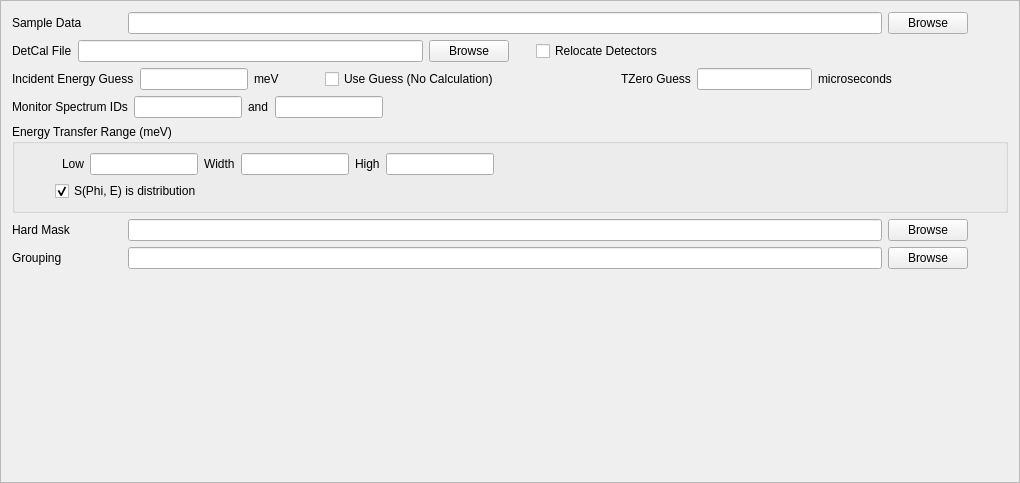
This is Code/Mantid/scripts/Interface/ui/inelastic/dgs_sample_setup.ui in mantidproject/mantid as Qt 5 draws it before an edit. The edited form follows.
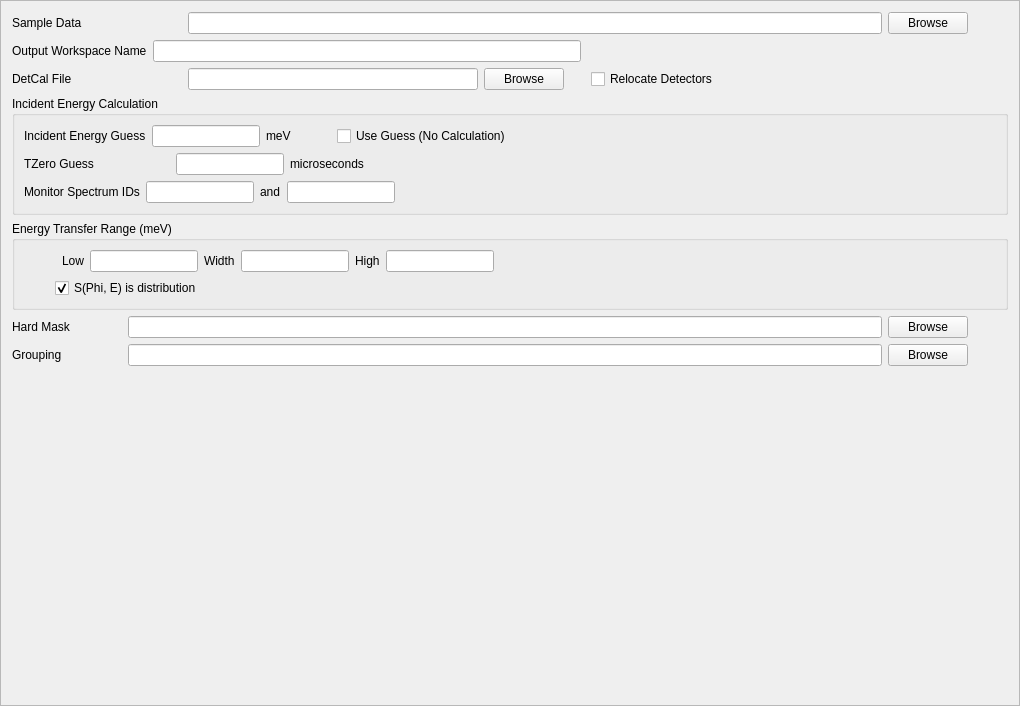
This is the edited form.

```diff
--- a/Code/Mantid/scripts/Interface/ui/inelastic/dgs_sample_setup.ui
+++ b/Code/Mantid/scripts/Interface/ui/inelastic/dgs_sample_setup.ui
@@ -7,7 +7,7 @@
     <x>0</x>
     <y>0</y>
     <width>1020</width>
-    <height>483</height>
+    <height>706</height>
    </rect>
   </property>
   <property name="windowTitle">
@@ -19,14 +19,14 @@
   <property name="frameShadow">
    <enum>QFrame::Raised</enum>
   </property>
-  <layout class="QVBoxLayout" name="verticalLayout_2">
+  <layout class="QVBoxLayout" name="verticalLayout_3">
    <item>
     <layout class="QHBoxLayout" name="horizontalLayout">
      <item>
       <widget class="QLabel" name="sample_label">
        <property name="minimumSize">
         <size>
-         <width>110</width>
+         <width>170</width>
          <height>0</height>
         </size>
        </property>
@@ -63,10 +63,43 @@
      </item>
     </layout>
    </item>
+   <item>
+    <layout class="QHBoxLayout" name="horizontalLayout_9">
+     <item>
+      <widget class="QLabel" name="output_ws_label">
+       <property name="text">
+        <string>Output Workspace Name</string>
+       </property>
+      </widget>
+     </item>
+     <item>
+      <widget class="QLineEdit" name="output_ws_edit"/>
+     </item>
+     <item>
+      <spacer name="horizontalSpacer_10">
+       <property name="orientation">
+        <enum>Qt::Horizontal</enum>
+       </property>
+       <property name="sizeHint" stdset="0">
+        <size>
+         <width>40</width>
+         <height>20</height>
+        </size>
+       </property>
+      </spacer>
+     </item>
+    </layout>
+   </item>
    <item>
     <layout class="QHBoxLayout" name="horizontalLayout_8">
      <item>
       <widget class="QLabel" name="detcal_label">
+       <property name="minimumSize">
+        <size>
+         <width>170</width>
+         <height>0</height>
+        </size>
+       </property>
        <property name="text">
         <string>DetCal File</string>
        </property>
@@ -118,7 +151,13 @@
     </layout>
    </item>
    <item>
-    <layout class="QHBoxLayout" name="horizontalLayout_2">
+    <widget class="QGroupBox" name="inc_energy_gb">
+     <property name="title">
+      <string>Incident Energy Calculation</string>
+     </property>
+     <layout class="QVBoxLayout" name="verticalLayout_2">
+      <item>
+       <layout class="QHBoxLayout" name="horizontalLayout_10">
      <item>
       <widget class="QLabel" name="ei_guess_label">
        <property name="minimumSize">
@@ -185,15 +224,44 @@
        </property>
       </spacer>
      </item>
+       </layout>
+      </item>
+      <item>
+       <layout class="QHBoxLayout" name="horizontalLayout_2">
      <item>
       <widget class="QLabel" name="tzero_guess_label">
+          <property name="sizePolicy">
+           <sizepolicy hsizetype="Preferred" vsizetype="Preferred">
+            <horstretch>0</horstretch>
+            <verstretch>0</verstretch>
+           </sizepolicy>
+          </property>
+          <property name="minimumSize">
+           <size>
+            <width>146</width>
+            <height>0</height>
+           </size>
+          </property>
        <property name="text">
         <string>TZero Guess</string>
        </property>
       </widget>
      </item>
      <item>
-      <widget class="QLineEdit" name="tzero_guess_edit"/>
+         <widget class="QLineEdit" name="tzero_guess_edit">
+          <property name="sizePolicy">
+           <sizepolicy hsizetype="Minimum" vsizetype="Fixed">
+            <horstretch>0</horstretch>
+            <verstretch>0</verstretch>
+           </sizepolicy>
+          </property>
+          <property name="minimumSize">
+           <size>
+            <width>15</width>
+            <height>0</height>
+           </size>
+          </property>
+         </widget>
      </item>
      <item>
       <widget class="QLabel" name="tzero_guess_unit_label">
@@ -282,6 +350,9 @@
       </spacer>
      </item>
     </layout>
+      </item>
+     </layout>
+    </widget>
    </item>
    <item>
     <widget class="QGroupBox" name="et_range_box">
```
Lines whose indentation alone changed are shown as unchanged.
